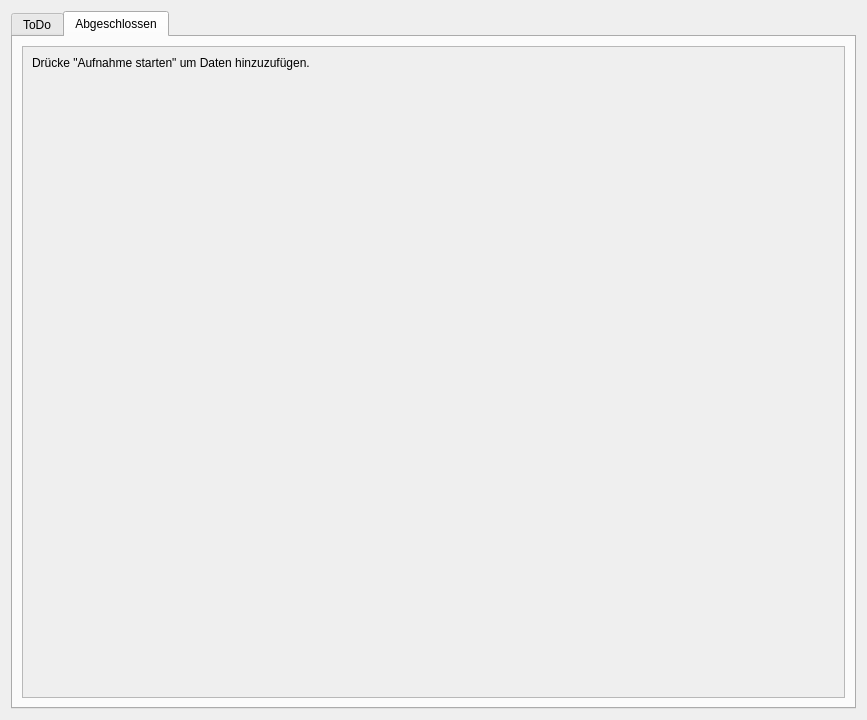
First picture: the form in lfb_regeneration_wildlife_impact/gui/draft/draft_selection.ui, repository b-lack/qgis-fim-plugin, before the edit.
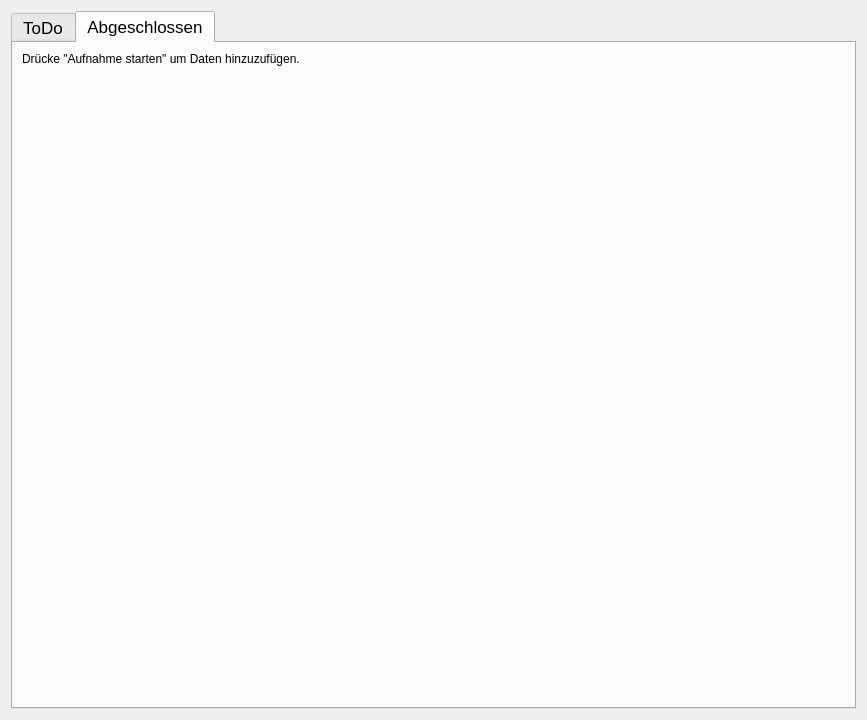
Second picture: the form after the edit. The open tabs and pages were chosen to show the change.

Diff of the .ui file:
```diff
--- a/lfb_regeneration_wildlife_impact/gui/draft/draft_selection.ui
+++ b/lfb_regeneration_wildlife_impact/gui/draft/draft_selection.ui
@@ -13,9 +13,20 @@
   <property name="windowTitle">
    <string>Form</string>
   </property>
+  <property name="styleSheet">
+   <string notr="true">QWidget#lfbItem{
+	background-color: rgba(0,0,0,0.2);
+	border-radius: 5px;
+}</string>
+  </property>
   <layout class="QGridLayout" name="gridLayout">
    <item row="0" column="0">
     <widget class="QTabWidget" name="tabWidget">
+     <property name="font">
+      <font>
+       <pointsize>13</pointsize>
+      </font>
+     </property>
      <property name="currentIndex">
       <number>0</number>
      </property>
@@ -80,8 +91,27 @@
        <string>Abgeschlossen</string>
       </attribute>
       <layout class="QGridLayout" name="gridLayout_2">
+       <property name="leftMargin">
+        <number>0</number>
+       </property>
+       <property name="topMargin">
+        <number>0</number>
+       </property>
+       <property name="rightMargin">
+        <number>0</number>
+       </property>
+       <property name="bottomMargin">
+        <number>0</number>
+       </property>
+       <property name="spacing">
+        <number>0</number>
+       </property>
        <item row="0" column="0">
         <widget class="QScrollArea" name="scrollArea_2">
+         <property name="styleSheet">
+          <string notr="true">border:none;
+background:transparent;</string>
+         </property>
          <property name="widgetResizable">
           <bool>true</bool>
          </property>
@@ -90,8 +120,8 @@
            <rect>
             <x>0</x>
             <y>0</y>
-            <width>374</width>
-            <height>43</height>
+            <width>845</width>
+            <height>660</height>
            </rect>
           </property>
           <layout class="QVBoxLayout" name="verticalLayout_3">
```
Left out of the diff: 24 changed lines with no effect on the pictures.
